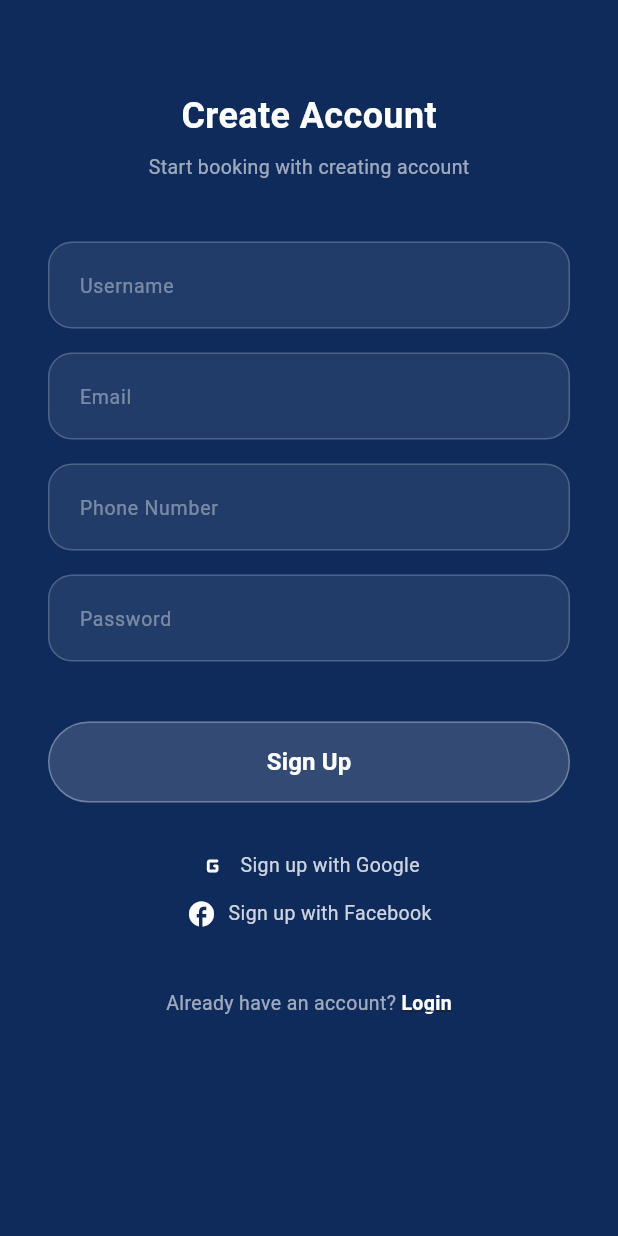
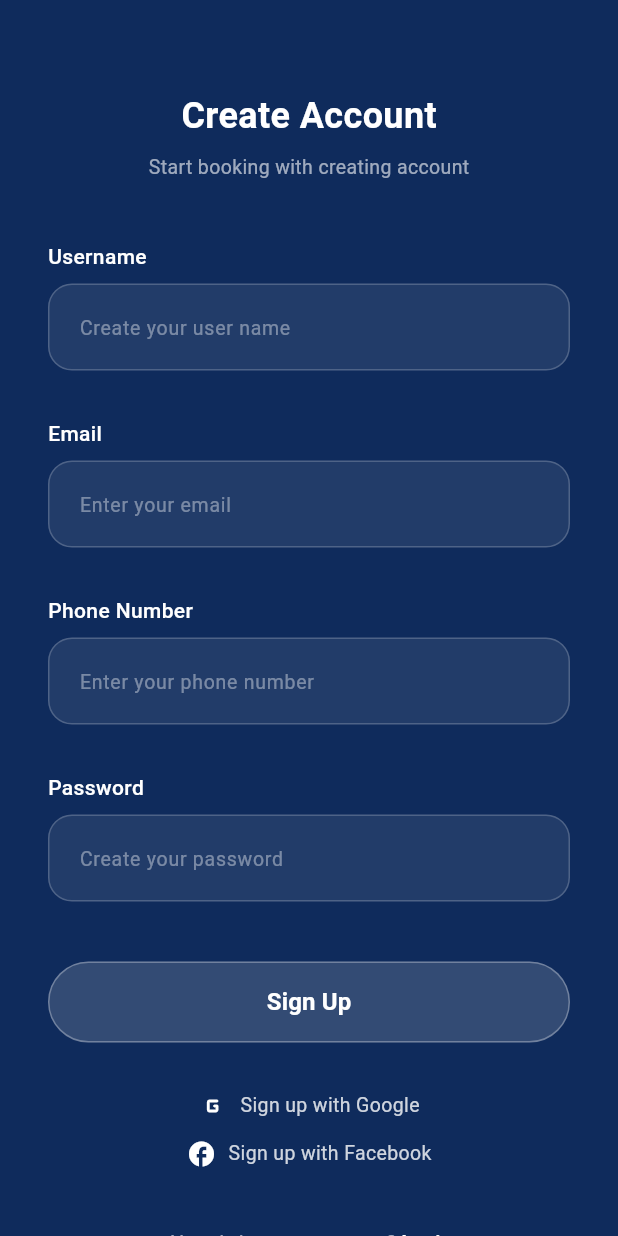
Before and after one commit to raymond230712363/StayPoint, a Flutter app: the RegisterScreen screen opened directly, on a phone screen of 412 x 824 dp. Run offline on Flutter 3.47's test engine with Material 3 defaults, Android fonts, the phone set to English and light mode, and no system bars; our stand-ins replace flutter_svg.

Commit message:
update forgor password

```diff
--- a/lib/api_service.dart
+++ b/lib/api_service.dart
@@ -50,4 +50,25 @@ class ApiService {
       };
     }
   }
+
+
+  // FUNGSI REQUEST OTP / FORGOT PASSWORD
+  static Future<Map<String, dynamic>> forgotPassword(String email) async {
+    try {
+      final response = await http.post(
+        Uri.parse('$baseUrl/forgot-password'), // Menuju route Laravel kamu besok
+        headers: {'Content-Type': 'application/json'},
+        body: jsonEncode({
+          'email': email,
+        }),
+      );
+      return jsonDecode(response.body);
+    } catch (e) {
+      return {
+        'success': false,
+        'message': 'Gagal terhubung ke server backend: $e'
+      };
+    }
+  }
+
 }
--- a/lib/screens/register_screen.dart
+++ b/lib/screens/register_screen.dart
@@ -2,7 +2,8 @@ import 'package:flutter/material.dart';
 import '../constants/themes.dart';
 import '../widgets/custom_input.dart';
 import '../api_service.dart';
-import 'login_screen.dart'; // Kita import biar bisa pindah ke login
+import 'login_screen.dart';
+import 'verification_screen.dart'; // <-- 1. SUDAH DI-IMPORT BIAR BISA PINDAH KE VERIFIKASI
 
 class RegisterScreen extends StatefulWidget {
   const RegisterScreen({super.key});
@@ -30,8 +31,7 @@ class _RegisterScreenState extends State<RegisterScreen> {
       return;
     }
 
-      // ==================== TAMBAHKAN BLOK VALIDASI BARU INI GAES ====================
-      // 2. Validasi minimal 8 karakter untuk nomor telepon
+    // Validasi panjang nomor telepon minimal 8 angka
     else if (_phoneController.text.length < 8) {
       ScaffoldMessenger.of(context).showSnackBar(
         const SnackBar(
@@ -39,13 +39,12 @@ class _RegisterScreenState extends State<RegisterScreen> {
           backgroundColor: Colors.redAccent,
         ),
       );
-        return; // Stop proses, jangan tembak API dulu
+      return; // Stop proses di sini
     }
-      // ===============================================================================
 
     setState(() => _isLoading = true);
 
-      // Tembak API Register Laravel
+    // Tembak API Register Laravel (Urutan Named Parameter Aman & Anti-Ketukar)
     final hasil = await ApiService.register(
       name: _nameController.text,
       email: _emailController.text,
@@ -57,12 +56,18 @@ class _RegisterScreenState extends State<RegisterScreen> {
 
     if (hasil['success'] == true) {
       ScaffoldMessenger.of(context).showSnackBar(
-        const SnackBar(content: Text('Akun sukses dibuat! Silakan login.'), backgroundColor: Colors.green),
+        const SnackBar(content: Text('Registrasi berhasil! Silakan verifikasi akun Anda.'), backgroundColor: Colors.green),
       );
-      // Pindahkan langsung ke halaman login setelah sukses register
-      Navigator.pushReplacement(context, MaterialPageRoute(builder: (context) => const LoginScreen()));
+
+      // Mengarahkan user ke halaman OTP terlebih dahulu dengan melempar data email-nya
+      Navigator.pushReplacement(
+        context,
+        MaterialPageRoute(
+          builder: (context) => VerificationScreen(email: _emailController.text),
+        ),
+      );
+      // =================================================================================
     } else {
-      // Jika validasi Laravel gagal (misal email sudah terdaftar)
       showDialog(
         context: context,
         builder: (context) => AlertDialog(
@@ -76,7 +81,7 @@ class _RegisterScreenState extends State<RegisterScreen> {
   @override
   Widget build(BuildContext context) {
     return Scaffold(
-      backgroundColor: AppColors.primaryBg, // Tetap pakai biru tua figma
+      backgroundColor: AppColors.primaryBg,
       body: SafeArea(
         child: SingleChildScrollView(
           padding: const EdgeInsets.symmetric(horizontal: 32.0),
@@ -84,8 +89,6 @@ class _RegisterScreenState extends State<RegisterScreen> {
             crossAxisAlignment: CrossAxisAlignment.center,
             children: [
               const SizedBox(height: 60),
-
-              // Judul Halaman ala Figma
               const Text('Create Account', style: AppTextStyle.heading),
               const SizedBox(height: 8),
               Text(
@@ -94,11 +97,41 @@ class _RegisterScreenState extends State<RegisterScreen> {
               ),
               const SizedBox(height: 40),
 
-              // Empat Input Field Transparan Kapsul Sesuai Urutan Layar
-              CustomInputField(controller: _nameController, hintText: 'Username'),
-              CustomInputField(controller: _emailController, hintText: 'Email'),
-              CustomInputField(controller: _phoneController, hintText: 'Phone Number'),
-              CustomInputField(controller: _passwordController, hintText: 'Password', obscureText: true),
+              //Label & Input Username
+              const Align(
+                alignment: Alignment.centerLeft,
+                child: Text('Username', style: TextStyle(color: Colors.white, fontSize: 14, fontWeight: FontWeight.w500)),
+              ),
+              const SizedBox(height: 8),
+              CustomInputField(controller: _nameController, hintText: 'Create your user name'),
+              const SizedBox(height: 16),
+
+              // Label & Input Email
+              const Align(
+                alignment: Alignment.centerLeft,
+                child: Text('Email', style: TextStyle(color: Colors.white, fontSize: 14, fontWeight: FontWeight.w500)),
+              ),
+              const SizedBox(height: 8),
+              CustomInputField(controller: _emailController, hintText: 'Enter your email'),
+              const SizedBox(height: 16),
+
+              // Label & Input Phone Number
+              const Align(
+                alignment: Alignment.centerLeft,
+                child: Text('Phone Number', style: TextStyle(color: Colors.white, fontSize: 14, fontWeight: FontWeight.w500)),
+              ),
+              const SizedBox(height: 8),
+              CustomInputField(controller: _phoneController, hintText: 'Enter your phone number'),
+              const SizedBox(height: 16),
+
+              // Label & Input Password
+              const Align(
+                alignment: Alignment.centerLeft,
+                child: Text('Password', style: TextStyle(color: Colors.white, fontSize: 14, fontWeight: FontWeight.w500)),
+              ),
+              const SizedBox(height: 8),
+              CustomInputField(controller: _passwordController, hintText: 'Create your password', obscureText: true),
+
 
               const SizedBox(height: 24),
 
```
Also changed, not shown: lib/screens/forgot_password_screen.dart (added, +122 -0 lines), lib/screens/login_screen.dart (+17 -36 lines), lib/screens/verification_screen.dart (added, +160 -0 lines). Lines whose indentation alone changed are shown as unchanged.
